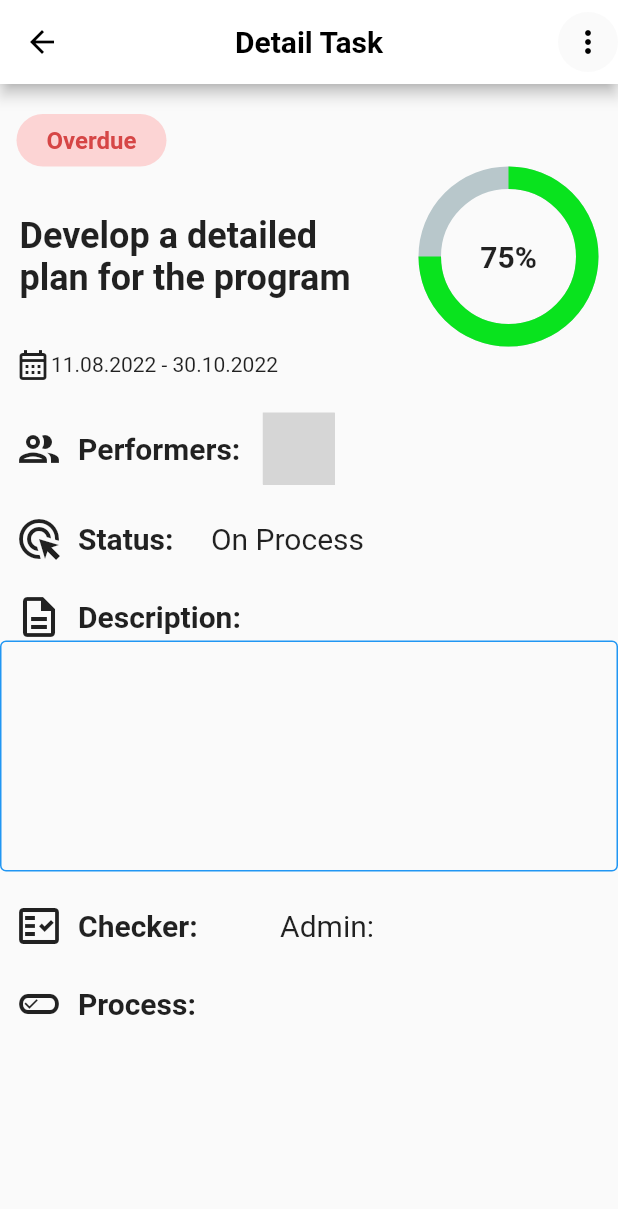
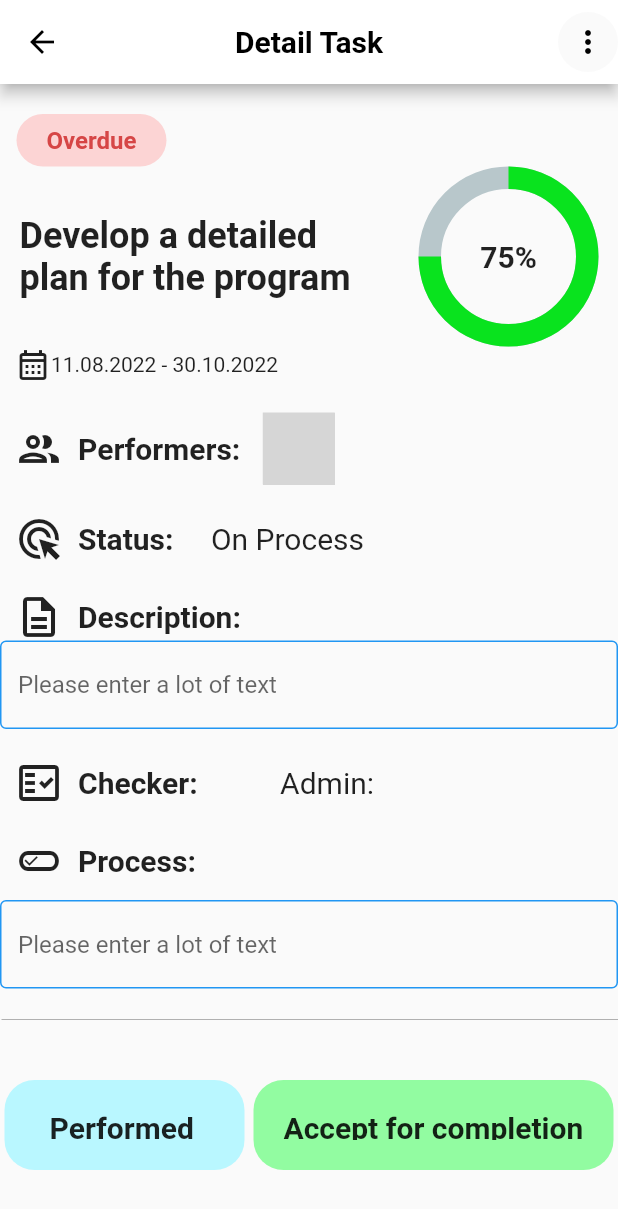
Before and after one commit to NguyenVanTay/dms_demo, a Flutter app: the screen it shows after launch, on a phone screen of 412 x 824 dp. Shown: the top 1209 px of the screen. Run offline on Flutter 3.47's test engine with Material 2 defaults, Android fonts, the phone set to English and light mode, and no system bars; drawn by our look-alikes of calendar_view, percent_indicator; our stand-ins replace flutter_colorpicker, get; missing offline and left inert: carbon_icons, face_pile; grey boxes are pictures that could not be loaded.

Commit message:
add screen detail task
add

```diff
--- a/dms/lib/screens/detail_task.dart
+++ b/dms/lib/screens/detail_task.dart
@@ -1,4 +1,4 @@
-// ignore_for_file: prefer_const_constructors, prefer_const_literals_to_create_immutables, unnecessary_new, avoid_unnecessary_containers, sized_box_for_whitespace
+// ignore_for_file: prefer_const_constructors, prefer_const_literals_to_create_immutables, unnecessary_new, avoid_unnecessary_containers, sized_box_for_whitespace, unnecessary_import
 
 import 'package:flutter/material.dart';
 import 'package:flutter/services.dart';
@@ -170,8 +170,7 @@ class _DetailTaskState extends State<DetailTask> {
                     ),
                     Container(
                       margin: EdgeInsets.only(left: 20),
-                        child:
-                            Text("On Process", style: TextStyle(fontSize: 20)),
+                      child: Text("On Process", style: TextStyle(fontSize: 20)),
                     ),
                   ],
                 ),
@@ -202,11 +201,12 @@ class _DetailTaskState extends State<DetailTask> {
                 //decoration: BoxDecoration(border: BorderRadius()),
                 child: TextField(
                   decoration: InputDecoration(
+                      hintText: "Please enter a lot of text",
                       enabledBorder: OutlineInputBorder(
                           borderSide:
                               BorderSide(width: 1, color: Colors.blue))),
                   keyboardType: TextInputType.multiline,
-                    maxLines: 6,
+                  maxLines: null,
                 ),
               ),
               Container(
@@ -261,10 +261,72 @@ class _DetailTaskState extends State<DetailTask> {
                     ),
                   ],
                 ),
+              ),
+              Container(
+                margin: EdgeInsets.only(top: 10),
+                //decoration: BoxDecoration(border: BorderRadius()),
+                child: TextField(
+                  decoration: InputDecoration(
+                      hintText: "Please enter a lot of text",
+                      enabledBorder: OutlineInputBorder(
+                          borderSide:
+                              BorderSide(width: 1, color: Colors.blue))),
+                  keyboardType: TextInputType.multiline,
+                  maxLines: null,
+                ),
+              ),
+              Container(
+                margin: EdgeInsets.only(top: 20),
+                child: Divider(
+                  height: 1,
+                  thickness: 0.2,
+                  indent: 1,
+                  endIndent: 0,
+                  color: Colors.black,
+                ),
+              ),
+              Container(
+                  margin: EdgeInsets.only(top: 40),
+                  child: Row(
+                    mainAxisAlignment: MainAxisAlignment.spaceAround,
+                    children: [
+                      Container(
+                        height: 60,
+                        width: 160,
+                        decoration: BoxDecoration(
+                          borderRadius: BorderRadius.circular(20),
+                          color: Color.fromRGBO(185, 247, 255, 1),
+                        ),
+                        child: Container(
+                          margin: EdgeInsets.only(
+                              top: 20, bottom: 20, left: 30, right: 20),
+                          child: Text(
+                            "Performed",
+                            style: TextStyle(
+                                fontSize: 20, fontWeight: FontWeight.bold),
+                          ),
+                        ),
+                      ),
+                      Container(
+                        decoration: BoxDecoration(
+                          borderRadius: BorderRadius.circular(20),
+                          color: Color.fromRGBO(146, 252, 161, 1),
+                        ),
+                        height: 60,
+                        width: 240,
+                        child: Container(
+                          margin: EdgeInsets.all(20),
+                          child: Text("Accept for completion",
+                              style: TextStyle(
+                                  fontSize: 20, fontWeight: FontWeight.bold)),
+                        ),
                       )
                     ],
+                  )),
+            ],
           ),
-          )),
+        ),
+      ),
     );
   }
 }
--- a/dms/lib/screens/project.dart
+++ b/dms/lib/screens/project.dart
@@ -95,7 +95,7 @@ class _ProjectState extends State<Project> {
                     ],
                   ),
                 ),
-              )
+              ),
             ]),
           ),
         ),
```
Lines whose indentation alone changed are shown as unchanged.
